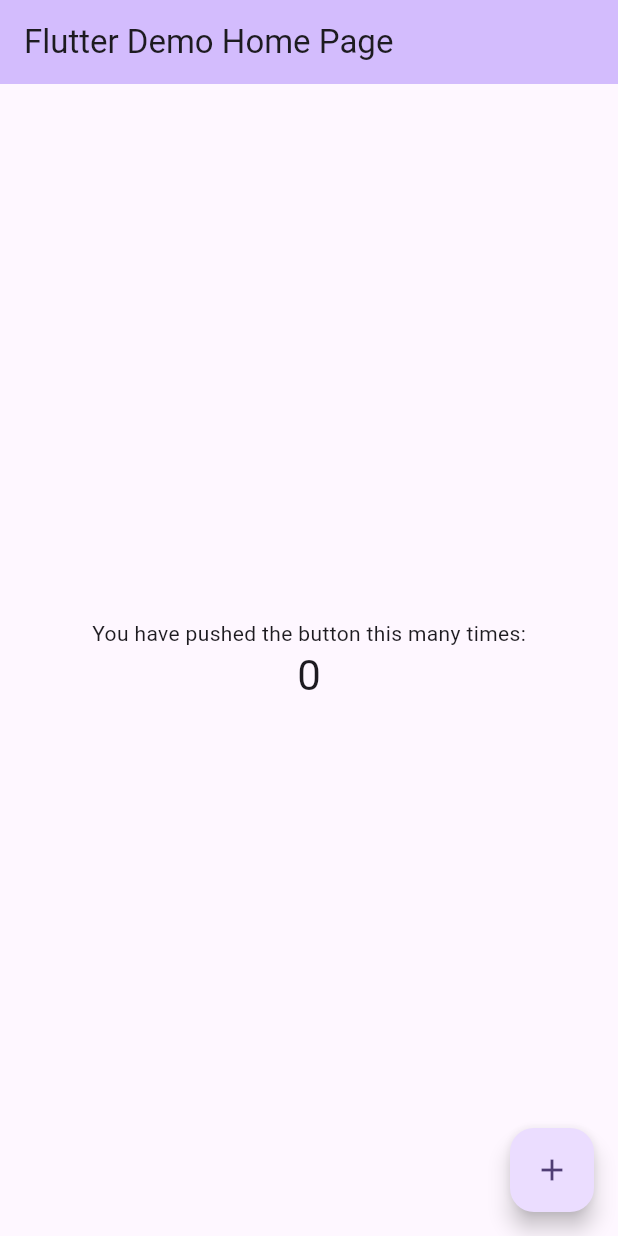
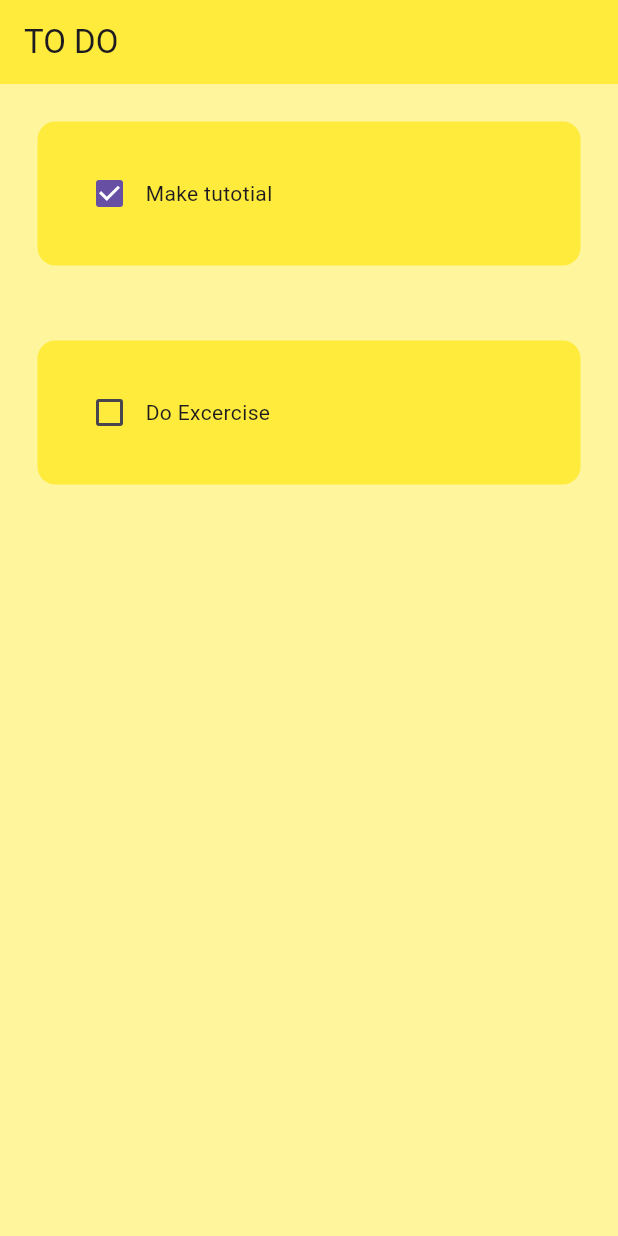
Before and after one commit to techmornach/omnitodo, a Flutter app: the screen it shows after launch, on a phone screen of 412 x 824 dp. Run offline on Flutter 3.47's test engine with Material 3 defaults, Android fonts, the phone set to English and light mode, and no system bars.

Commit message:
1 Sept 2024, 21:06

```diff
--- a/lib/main.dart
+++ b/lib/main.dart
@@ -1,4 +1,5 @@
 import 'package:flutter/material.dart';
+import 'package:todoapp/pages/home_page.dart';
 
 void main() {
   runApp(const MyApp());
@@ -7,119 +8,12 @@ void main() {
 class MyApp extends StatelessWidget {
   const MyApp({super.key});
 
-  // This widget is the root of your application.
   @override
   Widget build(BuildContext context) {
     return MaterialApp(
-      title: 'Flutter Demo',
-      theme: ThemeData(
-        // This is the theme of your application.
-        //
-        // TRY THIS: Try running your application with "flutter run". You'll see
-        // the application has a purple toolbar. Then, without quitting the app,
-        // try changing the seedColor in the colorScheme below to Colors.green
-        // and then invoke "hot reload" (save your changes or press the "hot
-        // reload" button in a Flutter-supported IDE, or press "r" if you used
-        // the command line to start the app).
-        //
-        // Notice that the counter didn't reset back to zero; the application
-        // state is not lost during the reload. To reset the state, use hot
-        // restart instead.
-        //
-        // This works for code too, not just values: Most code changes can be
-        // tested with just a hot reload.
-        colorScheme: ColorScheme.fromSeed(seedColor: Colors.deepPurple),
-        useMaterial3: true,
-      ),
-      home: const MyHomePage(title: 'Flutter Demo Home Page'),
+      debugShowCheckedModeBanner: false,
+      home: HomePage(),
+      theme: ThemeData(primarySwatch: Colors.yellow),
     );
   }
 }
-
-class MyHomePage extends StatefulWidget {
-  const MyHomePage({super.key, required this.title});
-
-  // This widget is the home page of your application. It is stateful, meaning
-  // that it has a State object (defined below) that contains fields that affect
-  // how it looks.
-
-  // This class is the configuration for the state. It holds the values (in this
-  // case the title) provided by the parent (in this case the App widget) and
-  // used by the build method of the State. Fields in a Widget subclass are
-  // always marked "final".
-
-  final String title;
-
-  @override
-  State<MyHomePage> createState() => _MyHomePageState();
-}
-
-class _MyHomePageState extends State<MyHomePage> {
-  int _counter = 0;
-
-  void _incrementCounter() {
-    setState(() {
-      // This call to setState tells the Flutter framework that something has
-      // changed in this State, which causes it to rerun the build method below
-      // so that the display can reflect the updated values. If we changed
-      // _counter without calling setState(), then the build method would not be
-      // called again, and so nothing would appear to happen.
-      _counter++;
-    });
-  }
-
-  @override
-  Widget build(BuildContext context) {
-    // This method is rerun every time setState is called, for instance as done
-    // by the _incrementCounter method above.
-    //
-    // The Flutter framework has been optimized to make rerunning build methods
-    // fast, so that you can just rebuild anything that needs updating rather
-    // than having to individually change instances of widgets.
-    return Scaffold(
-      appBar: AppBar(
-        // TRY THIS: Try changing the color here to a specific color (to
-        // Colors.amber, perhaps?) and trigger a hot reload to see the AppBar
-        // change color while the other colors stay the same.
-        backgroundColor: Theme.of(context).colorScheme.inversePrimary,
-        // Here we take the value from the MyHomePage object that was created by
-        // the App.build method, and use it to set our appbar title.
-        title: Text(widget.title),
-      ),
-      body: Center(
-        // Center is a layout widget. It takes a single child and positions it
-        // in the middle of the parent.
-        child: Column(
-          // Column is also a layout widget. It takes a list of children and
-          // arranges them vertically. By default, it sizes itself to fit its
-          // children horizontally, and tries to be as tall as its parent.
-          //
-          // Column has various properties to control how it sizes itself and
-          // how it positions its children. Here we use mainAxisAlignment to
-          // center the children vertically; the main axis here is the vertical
-          // axis because Columns are vertical (the cross axis would be
-          // horizontal).
-          //
-          // TRY THIS: Invoke "debug painting" (choose the "Toggle Debug Paint"
-          // action in the IDE, or press "p" in the console), to see the
-          // wireframe for each widget.
-          mainAxisAlignment: MainAxisAlignment.center,
-          children: <Widget>[
-            const Text(
-              'You have pushed the button this many times:',
-            ),
-            Text(
-              '$_counter',
-              style: Theme.of(context).textTheme.headlineMedium,
-            ),
-          ],
-        ),
-      ),
-      floatingActionButton: FloatingActionButton(
-        onPressed: _incrementCounter,
-        tooltip: 'Increment',
-        child: const Icon(Icons.add),
-      ), // This trailing comma makes auto-formatting nicer for build methods.
-    );
-  }
-}
--- /dev/null
+++ b/lib/pages/home_page.dart
@@ -0,0 +1,31 @@
+import 'package:flutter/material.dart';
+import 'package:todoapp/util/todo_tile.dart';
+
+class HomePage extends StatelessWidget {
+  const HomePage({super.key});
+
+  @override
+  Widget build(BuildContext context) {
+    return Scaffold(
+        backgroundColor: Colors.yellow[200],
+        appBar: AppBar(
+          backgroundColor: Colors.yellow,
+          title: Text("TO DO"),
+          elevation: 0,
+        ),
+        body: ListView(
+          children: [
+            TodoTile(
+              taskName: "Make tutotial",
+              taskCompleted: true,
+              onChanged: (p0) {},
+            ),
+            TodoTile(
+              taskName: "Do Excercise",
+              taskCompleted: false,
+              onChanged: (p0) {},
+            ),
+          ],
+        ));
+  }
+}
--- /dev/null
+++ b/lib/util/todo_tile.dart
@@ -0,0 +1,29 @@
+import 'package:flutter/material.dart';
+
+class TodoTile extends StatelessWidget {
+  final bool taskCompleted;
+  final String taskName;
+  Function(bool?)? onChanged;
+
+  TodoTile(
+      {super.key,
+      required this.taskName,
+      required this.taskCompleted,
+      required this.onChanged});
+
+  @override
+  Widget build(BuildContext context) {
+    return Padding(
+      padding: const EdgeInsets.all(25.0),
+      child: Container(
+        padding: EdgeInsets.all(24),
+        child: Row(children: [
+          Checkbox(value: taskCompleted, onChanged: onChanged),
+          Text(taskName)
+        ]),
+        decoration: BoxDecoration(
+            color: Colors.yellow, borderRadius: BorderRadius.circular(12)),
+      ),
+    );
+  }
+}
```
